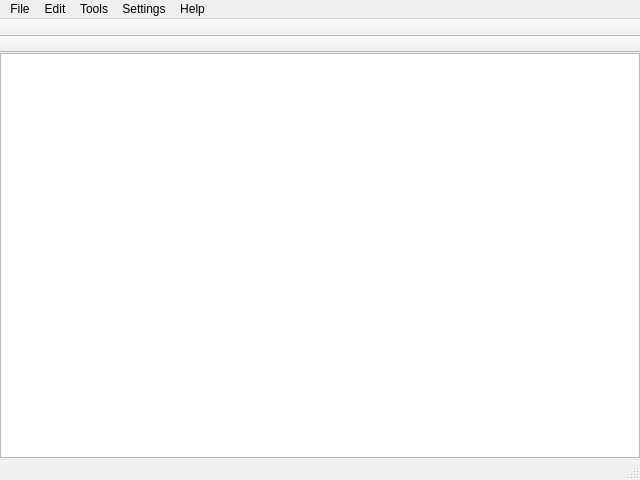
This is data/mainwindow.ui in ksharindam/test-actions as Qt 5 draws it before an edit. The edited form follows.
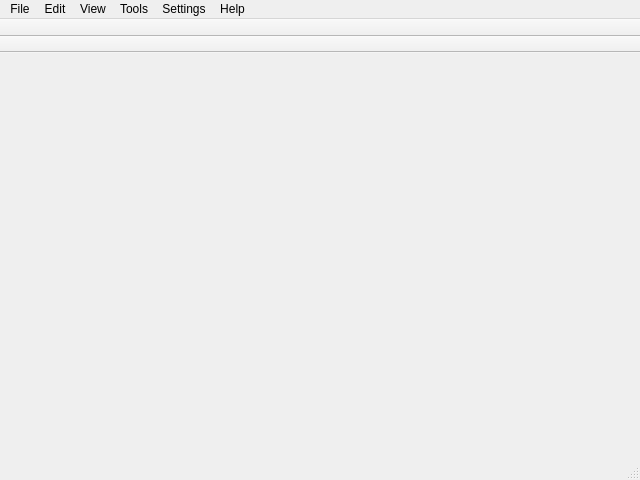
This is the edited form. Icons and pictures are not drawn.

Diff of the .ui file:
```diff
--- a/data/mainwindow.ui
+++ b/data/mainwindow.ui
@@ -21,20 +21,16 @@
     <property name="spacing">
      <number>0</number>
     </property>
-    <item row="1" column="1">
-     <widget class="QGraphicsView" name="graphicsView">
-      <property name="alignment">
-       <set>Qt::AlignCenter</set>
+    <item row="2" column="1">
+     <widget class="QTabWidget" name="tabWidget">
+      <property name="documentMode">
+       <bool>true</bool>
       </property>
-     </widget>
-    </item>
-    <item row="1" column="2">
-     <widget class="QFrame" name="rightFrame">
-      <property name="frameShape">
-       <enum>QFrame::StyledPanel</enum>
+      <property name="tabsClosable">
+       <bool>true</bool>
       </property>
-      <property name="frameShadow">
-       <enum>QFrame::Raised</enum>
+      <property name="movable">
+       <bool>true</bool>
       </property>
      </widget>
     </item>
@@ -120,9 +116,18 @@
     </widget>
     <addaction name="actionDrawingSettings"/>
     <addaction name="menuShow_Carbon"/>
+    <addaction name="actionAutosaveSettings"/>
+   </widget>
+   <widget class="QMenu" name="menuView">
+    <property name="title">
+     <string>View</string>
+    </property>
+    <addaction name="actionShowGrid"/>
+    <addaction name="actionGridSettings"/>
    </widget>
    <addaction name="menuFile"/>
    <addaction name="menuEdit"/>
+   <addaction name="menuView"/>
    <addaction name="menuTools"/>
    <addaction name="menuSettings"/>
    <addaction name="menuHelp"/>
```
Left out of the diff: 79 changed lines with no effect on the pictures.
